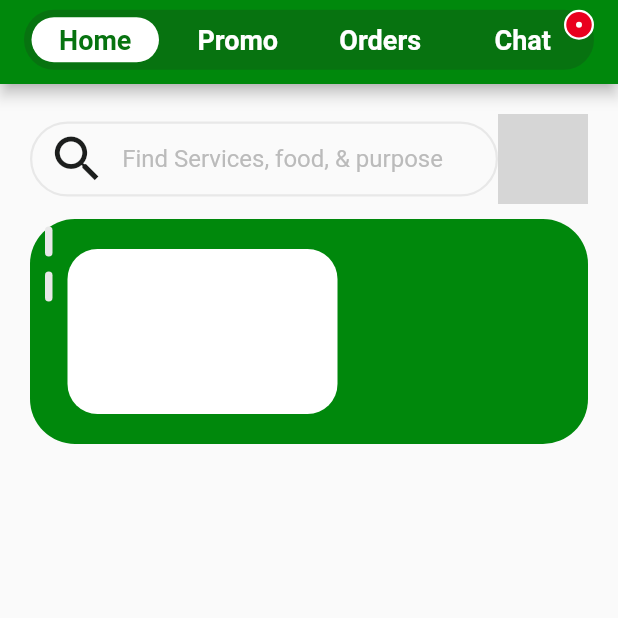
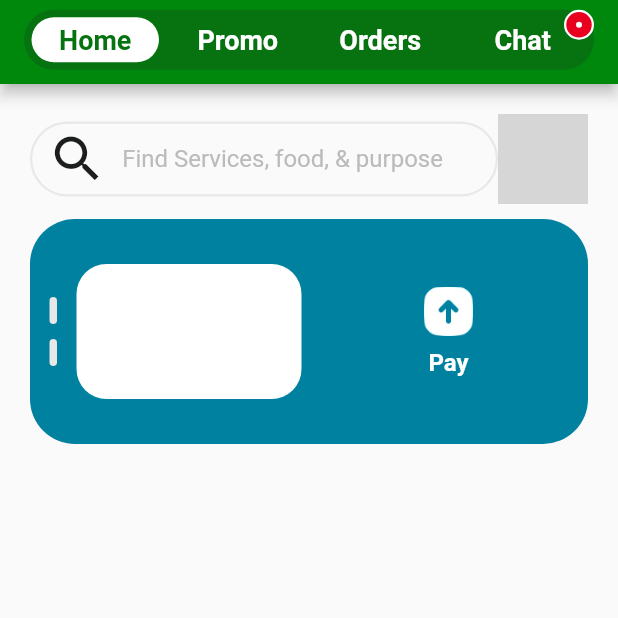
Before and after one commit to ariefsaferman/Gojek, a Flutter app: the screen it shows after launch, on a phone screen of 412 x 824 dp, the top half of it. Run offline on Flutter 3.47's test engine with Material 2 defaults, Android fonts, the phone set to English and light mode, and no system bars; our stand-ins replace google_fonts; network calls fail; grey boxes are pictures that could not be loaded.

Commit message:
add some icon payment

```diff
--- a/lib/screens/home.dart
+++ b/lib/screens/home.dart
@@ -1,6 +1,7 @@
 import 'package:flutter/material.dart';
 import 'package:gojek/common/MyColors.dart';
 import 'package:gojek/common/MyFontSize.dart';
+import 'package:gojek/widgets/custom_button_icon.dart';
 
 class Home extends StatefulWidget {
   const Home({ Key? key }) : super(key: key);
@@ -14,6 +15,7 @@ class _HomeState extends State<Home> {
   List<bool> tabBarBadgetList = [false, false, false, true];
   List tabBarList = ["Home", "Promo", "Orders", "Chat"];
   int tabBarIndex = 0;
+  int balance = 0;
 
   @override
   Widget build(BuildContext context) {
@@ -150,30 +152,44 @@ class _HomeState extends State<Home> {
         margin: EdgeInsets.fromLTRB(0, 10, 0, 0),
         height: 150,
         decoration: BoxDecoration(
-          color: MyColors.green,
+          color: MyColors.blue,
           borderRadius: BorderRadius.circular(30)
         ),
         child: Row(
           children: [
             Column(
+              mainAxisAlignment: MainAxisAlignment.center,
               children: [
                 ... List.generate(2, (index) => Container(
-                  margin: EdgeInsets.symmetric(horizontal: 10, vertical: 5),
-              height: 20,
+                  margin: EdgeInsets.symmetric(horizontal: 13, vertical: 5),
+              height: 18,
               width: 5,
               decoration: BoxDecoration(
-                color: MyColors.softGrey,
+                // ignore: unrelated_type_equality_checks
+                color: (balance == index) ? MyColors.white : MyColors.softGrey,
                 borderRadius: BorderRadius.circular(20)
               ),
             ), )
               ],
             ),
             Container(
-              height: 110,
-              width: 180,
+              height: 90,
+              width: 150,
               decoration: BoxDecoration(
                 color: MyColors.white,
                 borderRadius: BorderRadius.circular(20)
+              ),
+            ),
+            SizedBox(width: 5,),
+            Expanded(
+              child: CustomButtonIcon(
+                action: () {},
+                iconPath: "assets/images/ic_bayar.png",
+                text: "Pay",
+                fontColor: MyColors.white,
+                height: 33,
+                width: 33,
+                isBold: true,
               ),
             )
           ],
--- /dev/null
+++ b/lib/widgets/custom_button_icon.dart
@@ -0,0 +1,52 @@
+import 'package:flutter/material.dart';
+import 'package:gojek/common/MyColors.dart';
+import 'package:gojek/common/MyFontSize.dart';
+
+class CustomButtonIcon extends StatelessWidget {
+  final void action;
+  final double height;
+  final double width;
+  final double? fontSize;
+  final bool isBold;
+  final Color? fontColor;
+  final String iconPath;
+  final String text;
+
+  const CustomButtonIcon({ Key? key,
+  this.action,
+  this.height = 50,
+  this.width = 50,
+  this.fontSize,
+  this.isBold = false,
+  this.fontColor,
+  required this.iconPath,
+  required this.text, }) : super(key: key);
+
+
+  @override
+  Widget build(BuildContext context) {
+    return InkWell(
+      onTap: () => action,
+      child: IntrinsicHeight(
+        child: Column(
+          children: [
+            Image.asset(
+              iconPath,
+              height: height,
+              width: width,
+            ),
+          SizedBox(height: 8,),
+          Text(
+            text,
+            style: TextStyle(
+              color: fontColor == null ? MyColors.blackText : fontColor,
+              fontSize: fontSize == null ? MyFontSize.medium2 : fontSize,
+              fontWeight: isBold ? FontWeight.bold : FontWeight.normal,
+            ),
+          ),
+          ],
+        ),
+      ),
+    );
+  }
+}
```
